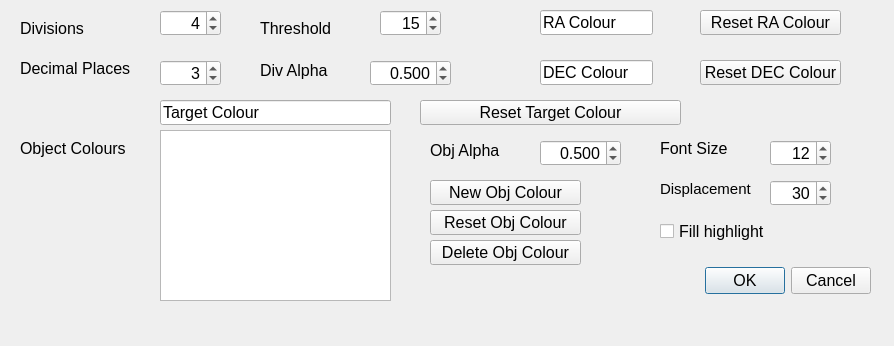
First picture: the form in Numpy/gsgraphics/radecdlg.ui, repository JohnMCollins/python-astro-progs, before the edit.
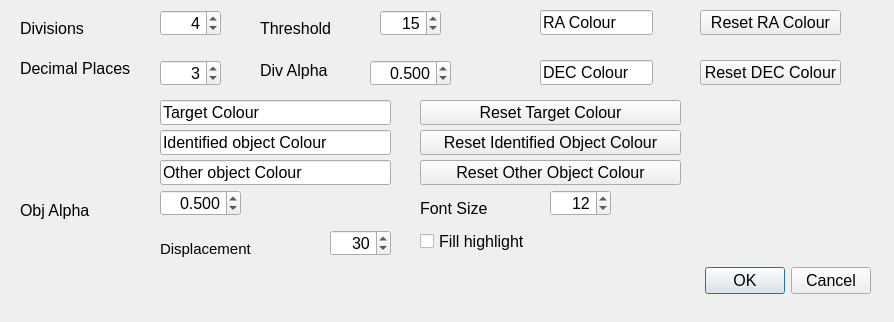
Second picture: the form after the edit.

What changed in the file:
```diff
--- a/Numpy/gsgraphics/radecdlg.ui
+++ b/Numpy/gsgraphics/radecdlg.ui
@@ -7,7 +7,7 @@
     <x>0</x>
     <y>0</y>
     <width>894</width>
-    <height>346</height>
+    <height>322</height>
    </rect>
   </property>
   <property name="font">
@@ -227,43 +227,11 @@
     <bool>true</bool>
    </property>
   </widget>
-  <widget class="QLabel" name="label_5">
-   <property name="geometry">
-    <rect>
-     <x>20</x>
-     <y>140</y>
-     <width>121</width>
-     <height>17</height>
-    </rect>
-   </property>
-   <property name="text">
-    <string>Object Colours</string>
-   </property>
-  </widget>
-  <widget class="QListWidget" name="objcolours">
-   <property name="geometry">
-    <rect>
-     <x>160</x>
-     <y>130</y>
-     <width>231</width>
-     <height>171</height>
-    </rect>
-   </property>
-   <property name="toolTip">
-    <string>This is the list of colours in order</string>
-   </property>
-   <property name="dragDropMode">
-    <enum>QAbstractItemView::InternalMove</enum>
-   </property>
-   <property name="selectionBehavior">
-    <enum>QAbstractItemView::SelectItems</enum>
-   </property>
-  </widget>
   <widget class="QLabel" name="label_6">
    <property name="geometry">
     <rect>
-     <x>430</x>
-     <y>140</y>
+     <x>20</x>
+     <y>200</y>
      <width>81</width>
      <height>20</height>
     </rect>
@@ -275,8 +243,8 @@
   <widget class="QDoubleSpinBox" name="objalpha">
    <property name="geometry">
     <rect>
-     <x>540</x>
-     <y>140</y>
+     <x>160</x>
+     <y>190</y>
      <width>81</width>
      <height>26</height>
     </rect>
@@ -332,59 +300,11 @@
     <string>Reset DEC Colour</string>
    </property>
   </widget>
-  <widget class="QPushButton" name="resetobjcolour">
-   <property name="geometry">
-    <rect>
-     <x>430</x>
-     <y>210</y>
-     <width>151</width>
-     <height>25</height>
-    </rect>
-   </property>
-   <property name="toolTip">
-    <string>Reset the selected object colour</string>
-   </property>
-   <property name="text">
-    <string>Reset Obj Colour</string>
-   </property>
-  </widget>
-  <widget class="QPushButton" name="newobjcolour">
-   <property name="geometry">
-    <rect>
-     <x>430</x>
-     <y>180</y>
-     <width>151</width>
-     <height>25</height>
-    </rect>
-   </property>
-   <property name="toolTip">
-    <string>Create a new object colour</string>
-   </property>
-   <property name="text">
-    <string>New Obj Colour</string>
-   </property>
-  </widget>
-  <widget class="QPushButton" name="delobjcolour">
-   <property name="geometry">
-    <rect>
-     <x>430</x>
-     <y>240</y>
-     <width>151</width>
-     <height>25</height>
-    </rect>
-   </property>
-   <property name="toolTip">
-    <string>Create a new object colour</string>
-   </property>
-   <property name="text">
-    <string>Delete Obj Colour</string>
-   </property>
-  </widget>
   <widget class="QLabel" name="label_7">
    <property name="geometry">
     <rect>
-     <x>660</x>
-     <y>140</y>
+     <x>420</x>
+     <y>200</y>
      <width>67</width>
      <height>17</height>
     </rect>
@@ -396,8 +316,8 @@
   <widget class="QSpinBox" name="objfontsz">
    <property name="geometry">
     <rect>
-     <x>770</x>
-     <y>140</y>
+     <x>550</x>
+     <y>190</y>
      <width>61</width>
      <height>26</height>
     </rect>
@@ -421,8 +341,8 @@
   <widget class="QLabel" name="label_8">
    <property name="geometry">
     <rect>
-     <x>660</x>
-     <y>180</y>
+     <x>160</x>
+     <y>240</y>
      <width>101</width>
      <height>17</height>
     </rect>
@@ -439,8 +359,8 @@
   <widget class="QSpinBox" name="objdispl">
    <property name="geometry">
     <rect>
-     <x>770</x>
-     <y>180</y>
+     <x>330</x>
+     <y>230</y>
      <width>61</width>
      <height>26</height>
     </rect>
@@ -464,8 +384,8 @@
   <widget class="QCheckBox" name="objfill">
    <property name="geometry">
     <rect>
-     <x>660</x>
-     <y>220</y>
+     <x>420</x>
+     <y>230</y>
      <width>131</width>
      <height>23</height>
     </rect>
@@ -512,6 +432,76 @@
     <string>Reset Target Colour</string>
    </property>
   </widget>
+  <widget class="QPushButton" name="resetidcolour">
+   <property name="geometry">
+    <rect>
+     <x>420</x>
+     <y>130</y>
+     <width>261</width>
+     <height>25</height>
+    </rect>
+   </property>
+   <property name="toolTip">
+    <string>Reset Identified object colour</string>
+   </property>
+   <property name="text">
+    <string>Reset Identified Object Colour</string>
+   </property>
+  </widget>
+  <widget class="QLineEdit" name="idcolour">
+   <property name="geometry">
+    <rect>
+     <x>160</x>
+     <y>130</y>
+     <width>231</width>
+     <height>25</height>
+    </rect>
+   </property>
+   <property name="toolTip">
+    <string>Colour for idientified objects</string>
+   </property>
+   <property name="text">
+    <string>Identified object Colour</string>
+   </property>
+   <property name="readOnly">
+    <bool>true</bool>
+   </property>
+  </widget>
+  <widget class="QPushButton" name="resetobjcolour">
+   <property name="geometry">
+    <rect>
+     <x>420</x>
+     <y>160</y>
+     <width>261</width>
+     <height>25</height>
+    </rect>
+   </property>
+   <property name="toolTip">
+    <string>Reset Other ObjectCcolour</string>
+   </property>
+   <property name="text">
+    <string>Reset Other Object Colour</string>
+   </property>
+  </widget>
+  <widget class="QLineEdit" name="objcolour">
+   <property name="geometry">
+    <rect>
+     <x>160</x>
+     <y>160</y>
+     <width>231</width>
+     <height>25</height>
+    </rect>
+   </property>
+   <property name="toolTip">
+    <string>Colour for objects not identified</string>
+   </property>
+   <property name="text">
+    <string>Other object Colour</string>
+   </property>
+   <property name="readOnly">
+    <bool>true</bool>
+   </property>
+  </widget>
  </widget>
  <tabstops>
   <tabstop>divisions</tabstop>
```
Left out of the diff: 8 changed lines with no effect on the pictures.
